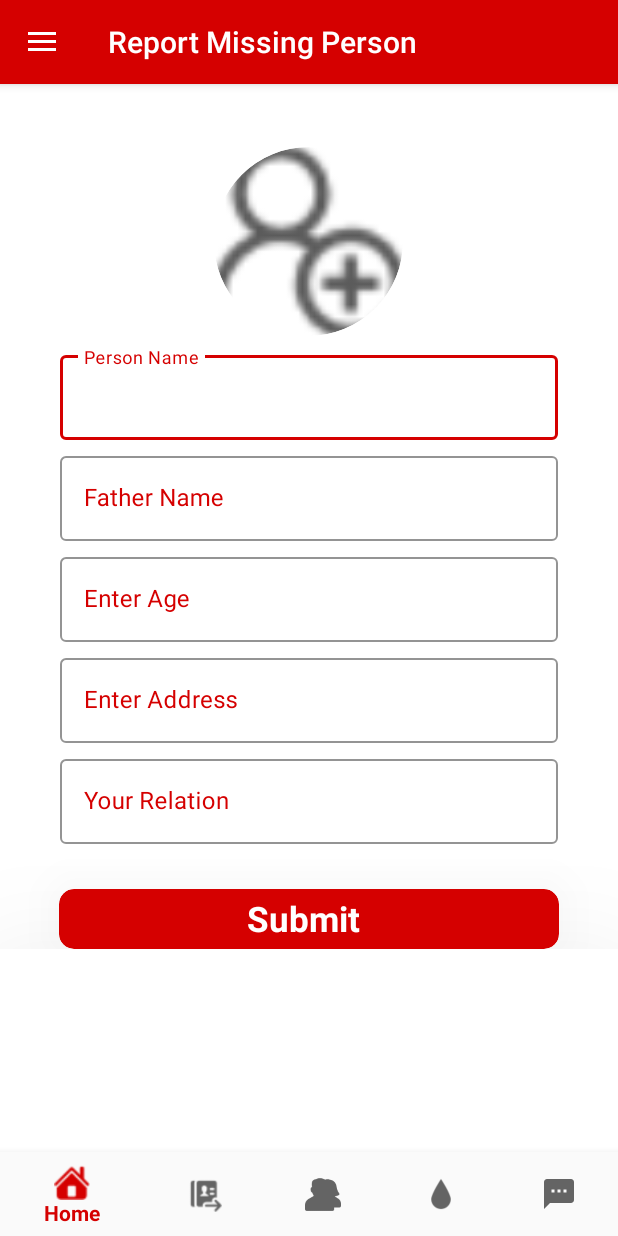
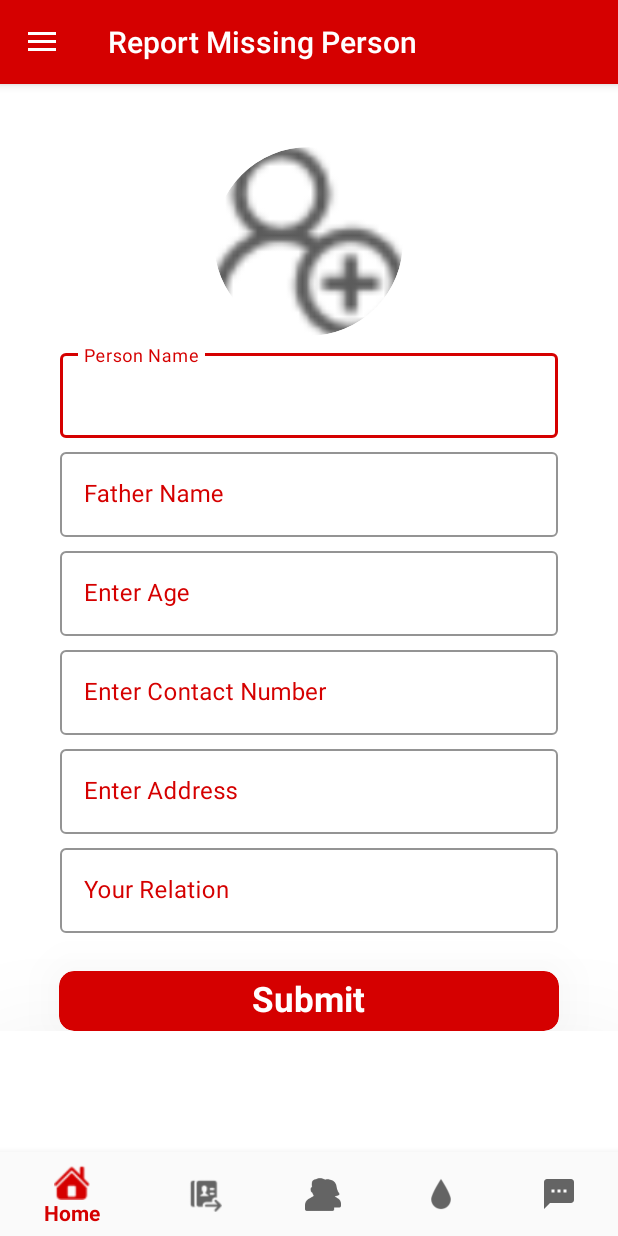
Before and after one commit to Bilal-Technolligence/EmergencyServices, an Android app: the MissingPersonActivity screen opened directly, with no data from a screen before it, on a phone screen of 412 x 824 dp. Run offline under Robolectric (Android 15) with nearby library versions, the phone set to English and light mode, and no system bars; our stand-ins replace CircleImageView, Firebase (no records; nobody signed in at launch, a user with empty details on screens opened directly), Picasso; 1 statement that could not run was skipped.

```diff
--- a/app/src/main/java/com/example/emergencyservices/DonateBlood.java
+++ b/app/src/main/java/com/example/emergencyservices/DonateBlood.java
@@ -74,7 +74,7 @@ public class DonateBlood extends BaseActivity {
             @Override
             public void onClick(View v) {
                 finish();
-                Toast.makeText(getApplicationContext() , "Message cancelled " ,  Toast.LENGTH_LONG).show();
+                Toast.makeText(getApplicationContext() , "Request cancelled " ,  Toast.LENGTH_LONG).show();
             }
         });
         button.setOnClickListener(new View.OnClickListener() {
--- a/app/src/main/java/com/example/emergencyservices/MissingList.java
+++ b/app/src/main/java/com/example/emergencyservices/MissingList.java
@@ -45,6 +45,7 @@ public class MissingList extends RecyclerView.Adapter<MissingList.ViewHolder> {
         holder.name.setText(missingPersonAttributes.get(position).getName());
         holder.fName.setText(missingPersonAttributes.get(position).getFatherName());
         holder.age.setText(missingPersonAttributes.get(position).getAge());
+        holder.contact.setText(missingPersonAttributes.get(position).getContact());
         holder.address.setText(missingPersonAttributes.get(position).getAddress());
         holder.relation.setText(missingPersonAttributes.get(position).getRelation());
         Picasso.get().load(missingPersonAttributes.get(position).getImgurl()).into(holder.img);
@@ -59,7 +60,7 @@ public class MissingList extends RecyclerView.Adapter<MissingList.ViewHolder> {
 
     public class ViewHolder extends RecyclerView.ViewHolder {
         ImageView img;
-        TextView name,fName,age,address,relation;
+        TextView name,fName,age,address,relation,contact;
 
         public ViewHolder(@NonNull View itemView) {
             super(itemView);
@@ -67,6 +68,7 @@ public class MissingList extends RecyclerView.Adapter<MissingList.ViewHolder> {
             name = (TextView) itemView.findViewById(R.id.txtName);
             fName = (TextView) itemView.findViewById(R.id.txtfName);
             age = (TextView) itemView.findViewById(R.id.txtage);
+            contact = (TextView) itemView.findViewById(R.id.txtContactNumber);
             address = (TextView) itemView.findViewById(R.id.txtaddress);
             relation = (TextView) itemView.findViewById(R.id.txtrelation);
 
--- a/app/src/main/java/com/example/emergencyservices/MissingPersonActivity.java
+++ b/app/src/main/java/com/example/emergencyservices/MissingPersonActivity.java
@@ -41,7 +41,7 @@ public class MissingPersonActivity extends BaseActivity {
     int count = 0;
     private String selection;
     private StorageReference StorageRef;
-    EditText name, age, address, relation, fName;
+    EditText name, age, address, relation, fName,phoneNumber;
     ProgressDialog progressDialog;
     FirebaseDatabase firebaseDatabase = FirebaseDatabase.getInstance();
     DatabaseReference databaseReference = firebaseDatabase.getReference();
@@ -55,6 +55,8 @@ public class MissingPersonActivity extends BaseActivity {
         name = (EditText) findViewById(R.id.name);
         profileImage = (ImageView) findViewById(R.id.profileImage);
         age = (EditText) findViewById(R.id.age);
+        phoneNumber = (EditText) findViewById(R.id.contactNumber);
+
         btnSubmit = (CardView) findViewById(R.id.submitData);
         address = (EditText) findViewById(R.id.address);
         relation = (EditText) findViewById(R.id.relation);
@@ -79,6 +81,8 @@ public class MissingPersonActivity extends BaseActivity {
                 String Name = name.getText().toString().toUpperCase();
                 String fatherName = fName.getText().toString();
                 String Age = age.getText().toString();
+                String Contact =phoneNumber .getText().toString();
+
                 String Address = address.getText().toString();
                 String Relation = relation.getText().toString();
 
@@ -88,7 +92,10 @@ public class MissingPersonActivity extends BaseActivity {
                 } else if (Age.equals("")) {
                     age.setError("This field cannot be empty");
                     age.setFocusable(true);
-                } else if (!fatherName.matches("^[A-Za-z ]+$")) {
+                } else if (Contact.equals("")) {
+                    phoneNumber.setError("This field cannot be empty");
+                    phoneNumber.setFocusable(true);
+                }else if (!fatherName.matches("^[A-Za-z ]+$")) {
                     fName.setError("Please fill fname(e.g Ali)");
                     fName.setFocusable(true);
                 } else if (Address.equals("")) {
@@ -123,6 +130,7 @@ public class MissingPersonActivity extends BaseActivity {
                                                 databaseReference.child("MissingPerson").child(push).child("name").setValue(name.getText().toString());
                                                 databaseReference.child("MissingPerson").child(push).child("fatherName").setValue(fName.getText().toString());
                                                 databaseReference.child("MissingPerson").child(push).child("age").setValue(age.getText().toString());
+                                                databaseReference.child("MissingPerson").child(push).child("contact").setValue(phoneNumber.getText().toString());
                                                 databaseReference.child("MissingPerson").child(push).child("address").setValue(address.getText().toString());
                                                 databaseReference.child("MissingPerson").child(push).child("uid").setValue(id);
                                                 databaseReference.child("MissingPerson").child(push).child("relation").setValue(relation.getText().toString());
--- a/app/src/main/java/com/example/emergencyservices/Register.java
+++ b/app/src/main/java/com/example/emergencyservices/Register.java
@@ -70,7 +70,7 @@ public class Register extends AppCompatActivity {
                     age.setError("Enter Valid Age");
                     age.setFocusable(true);
                 } else if (Contact.equals("")){
-                    contact.setError("Enter Valid Contact Number");
+                    contact.setError("Contact length must be grater than ten digits ");
                     contact.setFocusable(true);
                 } else if (Address.equals("") ){
                     address.setError("Enter Valid Address");
--- a/app/src/main/res/layout/activity_helper_login.xml
+++ b/app/src/main/res/layout/activity_helper_login.xml
@@ -81,8 +81,8 @@
                 android:layout_width="match_parent"
                 android:layout_height="wrap_content"
                 android:id="@+id/login"
-                android:padding="20dp"
-                app:cornerRadius="25dp"
+                android:padding="15dp"
+                app:cornerRadius="10dp"
                 android:backgroundTint="@color/colorRed"
                 android:layout_marginTop="15dp"
                 android:layout_marginRight="40dp"
--- a/app/src/main/res/layout/activity_missing_person.xml
+++ b/app/src/main/res/layout/activity_missing_person.xml
@@ -38,7 +38,7 @@
             app:civ_border_width="2dp" />
         <com.google.android.material.textfield.TextInputLayout
             android:layout_width="match_parent"
-            android:layout_marginTop="5dp"
+            android:layout_marginTop="4dp"
             android:layout_marginRight="40dp"
             android:layout_marginLeft="40dp"
             android:layout_height="wrap_content"
@@ -50,6 +50,9 @@
                 android:id="@+id/name"
                 android:textColor="@color/colorBlack"
                 android:inputType="text"
+                android:maxLength="15"
+                app:errorEnabled="true"
+
                 android:layout_width="match_parent"
                 android:layout_height="wrap_content">
 
@@ -57,7 +60,7 @@
         </com.google.android.material.textfield.TextInputLayout>
         <com.google.android.material.textfield.TextInputLayout
             android:layout_width="match_parent"
-            android:layout_marginTop="5dp"
+            android:layout_marginTop="4dp"
             android:layout_marginRight="40dp"
             android:layout_marginLeft="40dp"
             android:layout_height="wrap_content"
@@ -70,13 +73,15 @@
                 android:inputType="textPersonName"
                 android:textColor="@color/colorBlack"
                 android:layout_width="match_parent"
+                android:maxLength="15"
+                app:errorEnabled="true"
                 android:layout_height="wrap_content">
 
             </com.google.android.material.textfield.TextInputEditText>
         </com.google.android.material.textfield.TextInputLayout>
         <com.google.android.material.textfield.TextInputLayout
             android:layout_width="match_parent"
-            android:layout_marginTop="5dp"
+            android:layout_marginTop="4dp"
             android:layout_marginRight="40dp"
             android:layout_marginLeft="40dp"
             android:layout_height="wrap_content"
@@ -87,15 +92,41 @@
             <com.google.android.material.textfield.TextInputEditText
                 android:id="@+id/age"
                 android:inputType="number"
+                android:maxLength="2"
+                android:textColor="@color/colorBlack"
+                android:layout_width="match_parent"
+                app:errorEnabled="true"
+
+                android:layout_height="wrap_content">
+
+            </com.google.android.material.textfield.TextInputEditText>
+        </com.google.android.material.textfield.TextInputLayout>
+        <com.google.android.material.textfield.TextInputLayout
+            android:layout_width="match_parent"
+            android:layout_marginTop="4dp"
+            android:layout_marginRight="40dp"
+            android:layout_marginLeft="40dp"
+            android:layout_height="wrap_content"
+            style="@style/Widget.MaterialComponents.TextInputLayout.OutlinedBox"
+            android:hint="Enter Contact Number"
+            app:boxStrokeColor="@color/colorRed"
+            android:textColorHint="@color/colorRed">
+            <com.google.android.material.textfield.TextInputEditText
+                android:id="@+id/contactNumber"
+                android:inputType="number"
+                android:maxLength="13"
+                app:errorEnabled="true"
+
                 android:textColor="@color/colorBlack"
                 android:layout_width="match_parent"
                 android:layout_height="wrap_content">
 
             </com.google.android.material.textfield.TextInputEditText>
         </com.google.android.material.textfield.TextInputLayout>
+
         <com.google.android.material.textfield.TextInputLayout
             android:layout_width="match_parent"
-            android:layout_marginTop="5dp"
+            android:layout_marginTop="4dp"
             android:layout_marginRight="40dp"
             android:layout_marginLeft="40dp"
             android:layout_height="wrap_content"
@@ -108,13 +139,15 @@
                 android:textColor="@color/colorBlack"
                 android:inputType="text"
                 android:layout_width="match_parent"
+                app:errorEnabled="true"
+
                 android:layout_height="wrap_content">
 
             </com.google.android.material.textfield.TextInputEditText>
         </com.google.android.material.textfield.TextInputLayout>
         <com.google.android.material.textfield.TextInputLayout
             android:layout_width="match_parent"
-            android:layout_marginTop="5dp"
+            android:layout_marginTop="4dp"
             android:layout_marginRight="40dp"
             android:layout_marginLeft="40dp"
             android:layout_height="wrap_content"
@@ -127,6 +160,7 @@
                 android:textColor="@color/colorBlack"
                 android:inputType="text"
                 android:layout_width="match_parent"
+                app:errorEnabled="true"
                 android:layout_height="wrap_content">
 
             </com.google.android.material.textfield.TextInputEditText>
@@ -135,7 +169,7 @@
             android:id="@+id/submitData"
             android:layout_height="40dp"
             android:layout_width="match_parent"
-            android:layout_marginTop="30dp"
+            android:layout_marginTop="25dp"
             app:cardElevation="60dp"
             app:cardCornerRadius="10dp"
             android:padding="10dp"
@@ -148,10 +182,8 @@
             <TextView
                 android:layout_width="wrap_content"
                 android:layout_height="wrap_content"
-                android:layout_marginLeft="125dp"
-                android:layout_marginTop="4dp"
+                android:layout_gravity="center"
                 android:layout_marginBottom="1dp"
-                android:gravity="center"
                 android:text="Submit"
                 android:textColor="#ffffff"
                 android:textStyle="bold"
--- a/app/src/main/res/layout/activity_victum_help.xml
+++ b/app/src/main/res/layout/activity_victum_help.xml
@@ -386,7 +386,7 @@
                                 android:layout_weight="1"
                                 android:gravity="left"
                                 android:paddingTop="2dp"
-                                android:text="Missing Person List"
+                                android:text="Missing Person List  "
                                 android:textColor="@color/colorBlack"
                                 android:textSize="20dp" />
 
```
Also changed, not shown: app/src/main/java/com/example/emergencyservices/MissingPersonAttributes.java (+11 -1 lines), app/src/main/java/com/example/emergencyservices/Signup.java (+62 -23 lines), app/src/main/res/layout/activity_alert_friends.xml (+2 -8 lines), app/src/main/res/layout/activity_alert_helper.xml (+1 -7 lines), app/src/main/res/layout/activity_alert_relativies.xml (+2 -8 lines), app/src/main/res/layout/activity_donate_blood.xml (+1 -7 lines), app/src/main/res/layout/activity_login.xml (+4 -4 lines), app/src/main/res/layout/activity_register.xml (+8 -4 lines), app/src/main/res/layout/activity_signup.xml (+5 -5 lines), app/src/main/res/layout/missing.xml (+20 -8 lines), 2 other files.
